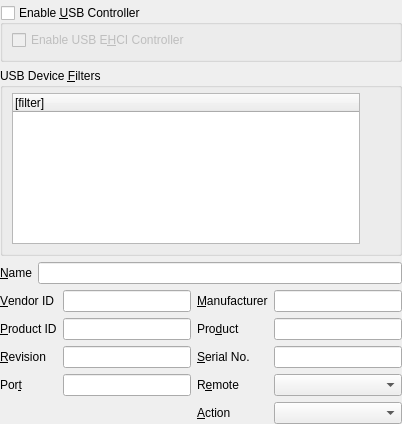
Qt form vbox/src/VBox/Frontends/VirtualBox4/ui/VBoxVMSettingsUSB.ui (jljuxgm/vboxgit) before a commit.
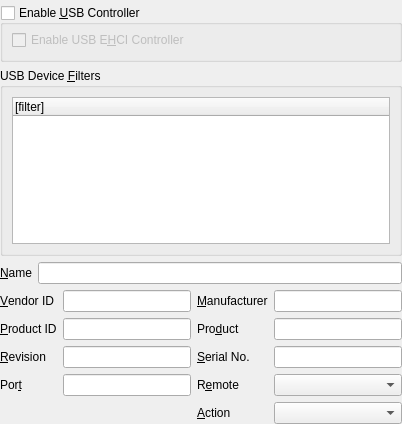
The same form after that commit.

Commit message:
commit_9232 ------------------------------------------------------------------------ r9232 | vboxsync | 2008-05-30 01:12:53 +0800 (Fri, 30 May 2008) | 1 line
Fe/Qt4: USB VMSettings got it's tool-bar & context menu (of filter's list).
------------------------------------------------------------------------

```diff
--- a/vbox/src/VBox/Frontends/VirtualBox4/ui/VBoxVMSettingsUSB.ui
+++ b/vbox/src/VBox/Frontends/VirtualBox4/ui/VBoxVMSettingsUSB.ui
@@ -58,11 +58,6 @@
      <property name="title" >
       <string>USB Device &amp;Filters</string>
      </property>
-     <layout class="QVBoxLayout" >
-      <property name="topMargin" >
-       <number>5</number>
-      </property>
-      <item>
        <layout class="QHBoxLayout" >
         <item>
          <widget class="QTreeWidget" name="mTwFilters" >
@@ -78,93 +73,6 @@
            </property>
           </column>
          </widget>
-        </item>
-        <item>
-         <layout class="QVBoxLayout" >
-          <property name="spacing" >
-           <number>0</number>
-          </property>
-          <item>
-           <widget class="QToolButton" name="mTbNew" >
-            <property name="whatsThis" >
-             <string>Adds a new USB filter with all fields initially set to empty strings. Note that such a filter will match any attached USB device.</string>
-            </property>
-            <property name="text" >
-             <string/>
-            </property>
-            <property name="autoRaise" >
-             <bool>true</bool>
-            </property>
-           </widget>
-          </item>
-          <item>
-           <widget class="QToolButton" name="mTbAdd" >
-            <property name="whatsThis" >
-             <string>Adds a new USB filter with all fields set to the values of the selected USB device attached to the host PC.</string>
-            </property>
-            <property name="text" >
-             <string/>
-            </property>
-            <property name="autoRaise" >
-             <bool>true</bool>
-            </property>
-           </widget>
-          </item>
-          <item>
-           <widget class="QToolButton" name="mTbRem" >
-            <property name="whatsThis" >
-             <string>Removes the selected USB filter.</string>
-            </property>
-            <property name="text" >
-             <string/>
-            </property>
-            <property name="autoRaise" >
-             <bool>true</bool>
-            </property>
-           </widget>
-          </item>
-          <item>
-           <widget class="QToolButton" name="mTbUp" >
-            <property name="whatsThis" >
-             <string>Moves the selected USB filter up.</string>
-            </property>
-            <property name="text" >
-             <string/>
-            </property>
-            <property name="autoRaise" >
-             <bool>true</bool>
-            </property>
-           </widget>
-          </item>
-          <item>
-           <widget class="QToolButton" name="mTbDown" >
-            <property name="whatsThis" >
-             <string>Moves the selected USB filter down.</string>
-            </property>
-            <property name="text" >
-             <string/>
-            </property>
-            <property name="autoRaise" >
-             <bool>true</bool>
-            </property>
-           </widget>
-          </item>
-          <item>
-           <spacer>
-            <property name="orientation" >
-             <enum>Qt::Vertical</enum>
-            </property>
-            <property name="sizeHint" >
-             <size>
-              <width>20</width>
-              <height>40</height>
-             </size>
-            </property>
-           </spacer>
-          </item>
-         </layout>
-        </item>
-       </layout>
       </item>
      </layout>
     </widget>
```
Left out of the diff: 3 changed lines with no effect on the pictures. Lines whose indentation alone changed are shown as unchanged.
